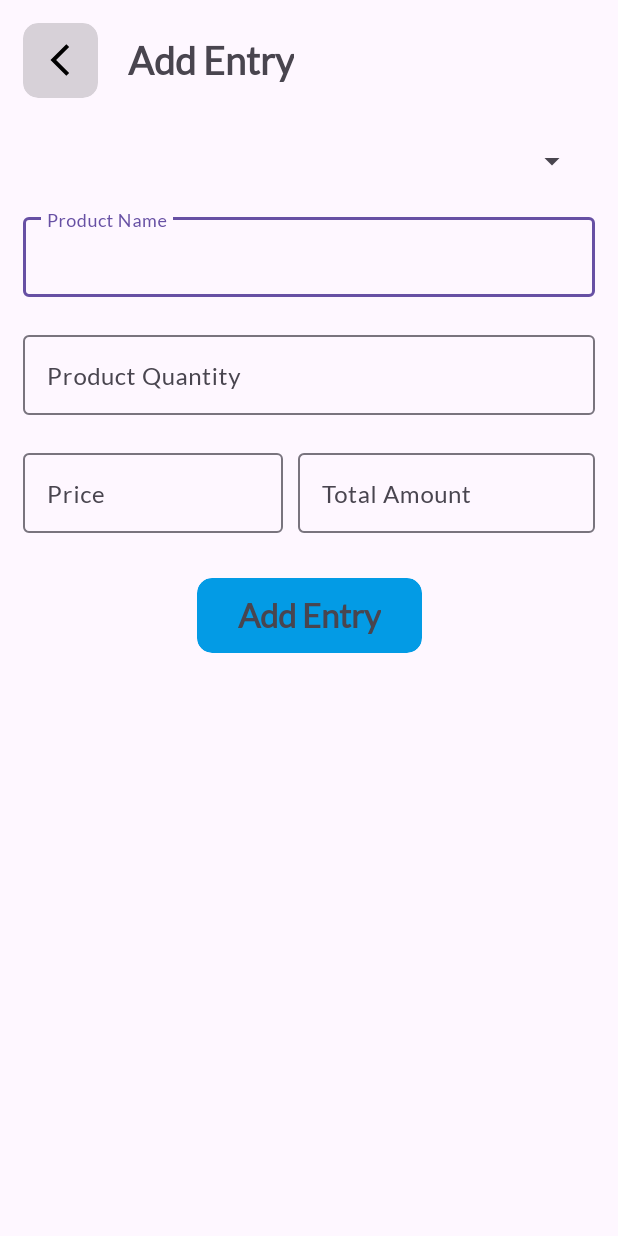
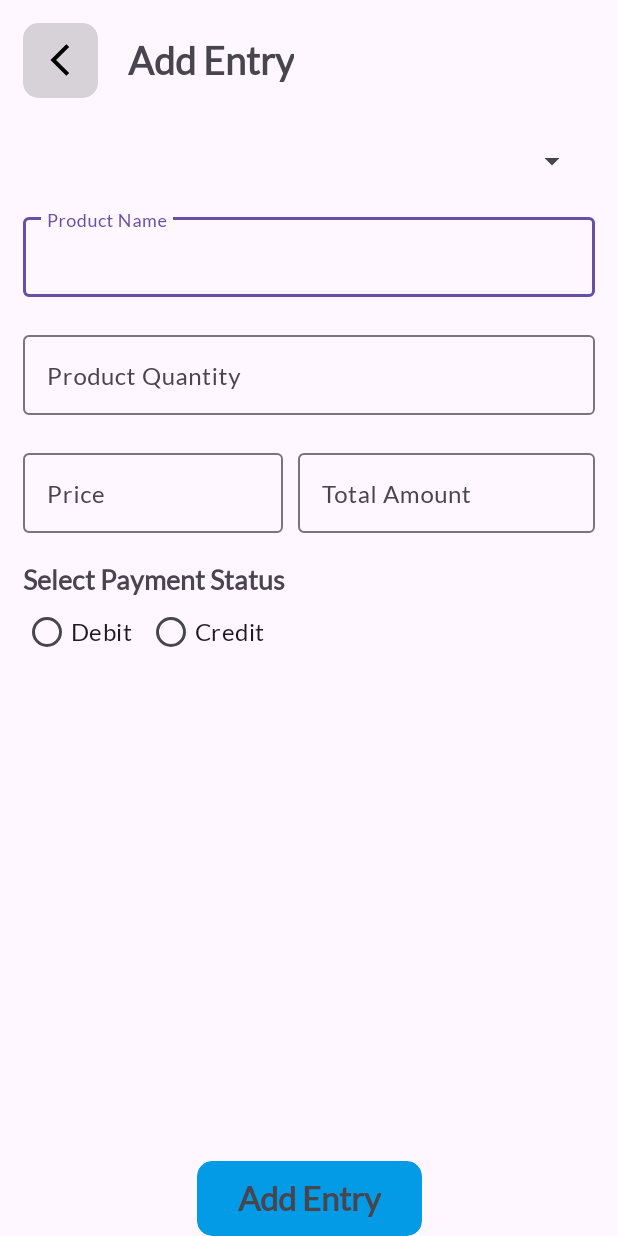
Before and after one commit to Bhavesh5650/KhataBook, an Android app: the screen it shows after launch (AddEntryActivity), after a tap on "Add Entry", on a phone screen of 412 x 824 dp. Run offline under Robolectric (Android 15) with nearby library versions, the phone set to English and light mode, and no system bars; our stand-ins replace Room's generated code.

Commit message:
KhataBook

```diff
--- a/app/src/main/java/com/example/khatabook/activity/AddEntryActivity.kt
+++ b/app/src/main/java/com/example/khatabook/activity/AddEntryActivity.kt
@@ -19,6 +19,7 @@ class AddEntryActivity : AppCompatActivity() {
 
     private lateinit var binding: ActivityAddEntryBinding
     private var list = mutableListOf<BookEntity>()
+    var payment:Int=0
 
     override fun onCreate(savedInstanceState: Bundle?) {
         super.onCreate(savedInstanceState)
@@ -33,6 +34,7 @@ class AddEntryActivity : AppCompatActivity() {
 
         setSpinner()
         insertEntry()
+        setPaymentStatus()
 
         binding.spinner2.onItemSelectedListener= object : AdapterView.OnItemSelectedListener{
             override fun onItemSelected(
@@ -69,12 +71,29 @@ class AddEntryActivity : AppCompatActivity() {
             val proQuantity = binding.setProductQuantity.text.toString()
             val proPrice = binding.setProductPrice.text.toString()
             val totalAmount = binding.setTotalAmount.text.toString()
+            setPaymentStatus()
 
-            val productEntity = ProductEntity(proName = proName, proQuantity = proQuantity, proPrice = proPrice, proTotalAmount = totalAmount)
+            val productEntity = ProductEntity(proName = proName, proQuantity = proQuantity, proPrice = proPrice, proTotalAmount = totalAmount, payStatus = payment)
 
             initBookDB(this).userDAO().productInsert(productEntity)
 
             finish()
         }
     }
+
+    private fun setPaymentStatus()
+    {
+        binding.radioGroup.setOnCheckedChangeListener { group, checkedId ->
+
+            when(checkedId)
+            {
+                R.id.radioDebit -> {
+                    payment = 1
+                }
+                R.id.radioCredit -> {
+                    payment = 2
+                }
+            }
+        }
+    }
 }
--- a/app/src/main/java/com/example/khatabook/model/BookEntity.kt
+++ b/app/src/main/java/com/example/khatabook/model/BookEntity.kt
@@ -25,5 +25,7 @@ data class ProductEntity(
     @ColumnInfo
     val proPrice:String,
     @ColumnInfo
-    val proTotalAmount:String
+    val proTotalAmount:String,
+    @ColumnInfo
+    val payStatus:Int,
 )
--- a/app/src/main/res/drawable/circle.xml
+++ b/app/src/main/res/drawable/circle.xml
@@ -2,6 +2,6 @@
 <shape android:shape="oval"  xmlns:android="http://schemas.android.com/apk/res/android">
 
     <solid android:color="#651E88E5"/>
-    <size android:width="50dp"
-        android:height="50dp"/>
+    <size android:width="40dp"
+        android:height="40dp"/>
 </shape>
--- a/app/src/main/res/layout/activity_add_entry.xml
+++ b/app/src/main/res/layout/activity_add_entry.xml
@@ -46,6 +46,7 @@
         android:layout_marginStart="20dp"
         android:layout_marginTop="30dp"
         android:layout_marginEnd="20dp"
+        android:spinnerMode="dropdown"
         app:layout_constraintEnd_toEndOf="parent"
         app:layout_constraintStart_toStartOf="parent"
         app:layout_constraintTop_toBottomOf="@+id/entryBackBtn" />
@@ -137,13 +138,12 @@
         android:id="@+id/addEntrySubmitBtn"
         android:layout_width="150dp"
         android:layout_height="50dp"
-        android:layout_marginTop="30dp"
         app:cardBackgroundColor="#039BE5"
         app:cardCornerRadius="10dp"
         app:cardElevation="0dp"
+        app:layout_constraintBottom_toBottomOf="parent"
         app:layout_constraintEnd_toEndOf="parent"
-        app:layout_constraintStart_toStartOf="parent"
-        app:layout_constraintTop_toBottomOf="@+id/textInputLayout8">
+        app:layout_constraintStart_toStartOf="parent">
 
         <TextView
             android:layout_width="wrap_content"
@@ -155,4 +155,40 @@
 
     </androidx.cardview.widget.CardView>
 
+    <TextView
+        android:id="@+id/textView6"
+        android:layout_width="wrap_content"
+        android:layout_height="wrap_content"
+        android:layout_marginTop="20dp"
+        android:text="Select Payment Status"
+        android:textSize="18sp"
+        android:textStyle="bold"
+        app:layout_constraintStart_toStartOf="@+id/textInputLayout8"
+        app:layout_constraintTop_toBottomOf="@+id/textInputLayout8" />
+
+    <RadioGroup
+        android:id="@+id/radioGroup"
+        android:layout_width="wrap_content"
+        android:layout_height="wrap_content"
+        android:orientation="horizontal"
+        app:layout_constraintStart_toStartOf="@+id/textView6"
+        app:layout_constraintTop_toBottomOf="@+id/textView6">
+
+        <RadioButton
+            android:id="@+id/radioDebit"
+            android:layout_width="wrap_content"
+            android:layout_height="wrap_content"
+            android:textSize="16sp"
+            android:text="Debit" />
+
+        <RadioButton
+            android:id="@+id/radioCredit"
+            android:layout_width="wrap_content"
+            android:layout_height="wrap_content"
+            android:layout_marginStart="10dp"
+            android:textSize="16sp"
+            android:text="Credit" />
+
+    </RadioGroup>
+
 </androidx.constraintlayout.widget.ConstraintLayout>
--- a/app/src/main/res/layout/spinner_sample_layout.xml
+++ b/app/src/main/res/layout/spinner_sample_layout.xml
@@ -17,7 +17,7 @@
             android:layout_height="wrap_content"
             android:text="A"
             android:textStyle="bold"
-            android:textSize="25sp"/>
+            android:textSize="20sp"/>
     </LinearLayout>
 
     <TextView
--- a/app/src/main/res/values-night/themes.xml
+++ b/app/src/main/res/values-night/themes.xml
@@ -21,4 +21,8 @@
     <style name="greenLinearTheme">
         <item name="android:background">#CB7CB342</item>
     </style>
+
+    <style name="textColor">
+        <item name="android:textColor">#000000</item>
+    </style>
 </resources>
--- a/app/src/main/res/values/colors.xml
+++ b/app/src/main/res/values/colors.xml
@@ -2,4 +2,7 @@
 <resources>
     <color name="black">#FF000000</color>
     <color name="white">#FFFFFFFF</color>
+    <color name="yellow">#FDD835</color>
+    <color name="red">#EF5350</color>
+    <color name="green">#66BB6A</color>
 </resources>
--- a/app/src/main/res/values/themes.xml
+++ b/app/src/main/res/values/themes.xml
@@ -23,4 +23,8 @@
     <style name="greenLinearTheme">
         <item name="android:background">#BF7CB342</item>
     </style>
+
+    <style name="textColor">
+        <item name="android:textColor">#ffffff</item>
+    </style>
 </resources>
```
Also changed, not shown: app/src/main/java/com/example/khatabook/adapter/ProductEntryAdapter.kt (+9 -0 lines).
